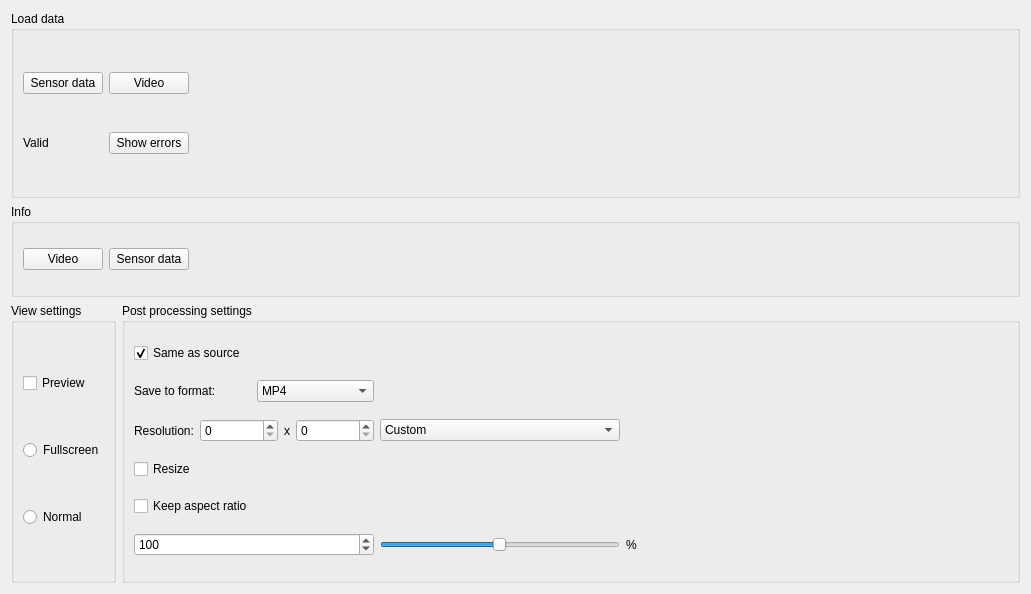
Qt form src/ui/postprocessingsetupwidget.ui (krajsz/AdvBoard) before a commit.
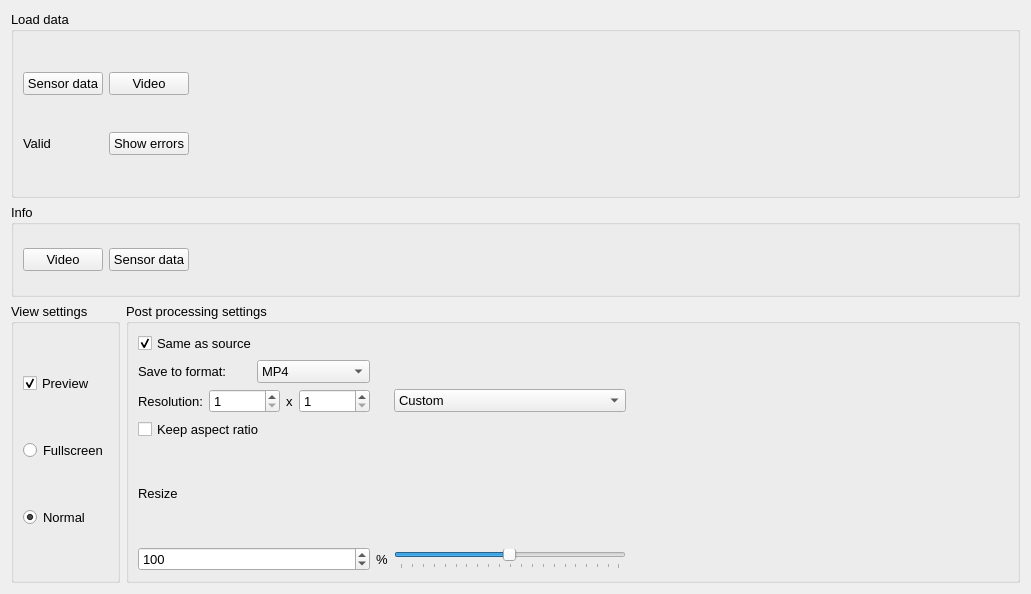
The same form after that commit.

What changed in the file:
```diff
--- a/src/ui/postprocessingsetupwidget.ui
+++ b/src/ui/postprocessingsetupwidget.ui
@@ -16,6 +16,11 @@
   <layout class="QGridLayout" name="gridLayout_3" rowstretch="2,1,3">
    <item row="1" column="0" colspan="2">
     <widget class="QGroupBox" name="infoGroupBox">
+     <property name="font">
+      <font>
+       <pointsize>10</pointsize>
+      </font>
+     </property>
      <property name="title">
       <string>Info</string>
      </property>
@@ -52,6 +57,11 @@
    </item>
    <item row="2" column="0">
     <widget class="QGroupBox" name="viewSettingsGroupBox">
+     <property name="font">
+      <font>
+       <pointsize>10</pointsize>
+      </font>
+     </property>
      <property name="title">
       <string>View settings</string>
      </property>
@@ -61,6 +71,9 @@
         <property name="text">
          <string>Preview</string>
         </property>
+        <property name="checked">
+         <bool>true</bool>
+        </property>
        </widget>
       </item>
       <item row="1" column="0">
@@ -75,6 +88,9 @@
         <property name="text">
          <string>Normal</string>
         </property>
+        <property name="checked">
+         <bool>true</bool>
+        </property>
        </widget>
       </item>
      </layout>
@@ -82,6 +98,11 @@
    </item>
    <item row="2" column="1">
     <widget class="QGroupBox" name="postProcessingGroupBox">
+     <property name="font">
+      <font>
+       <pointsize>10</pointsize>
+      </font>
+     </property>
      <property name="title">
       <string>Post processing settings</string>
      </property>
@@ -126,7 +147,14 @@
          </widget>
         </item>
         <item>
-         <widget class="QSpinBox" name="xResolutionSpinBox"/>
+         <widget class="QSpinBox" name="xResolutionSpinBox">
+          <property name="minimum">
+           <number>1</number>
+          </property>
+          <property name="maximum">
+           <number>4000</number>
+          </property>
+         </widget>
         </item>
         <item>
          <widget class="QLabel" name="label_6">
@@ -136,11 +164,18 @@
          </widget>
         </item>
         <item>
-         <widget class="QSpinBox" name="yResolutionSpinBox"/>
+         <widget class="QSpinBox" name="yResolutionSpinBox">
+          <property name="minimum">
+           <number>1</number>
+          </property>
+          <property name="maximum">
+           <number>4000</number>
+          </property>
+         </widget>
         </item>
        </layout>
       </item>
-      <item row="2" column="2">
+      <item row="2" column="3">
        <spacer name="horizontalSpacer">
         <property name="orientation">
          <enum>Qt::Horizontal</enum>
@@ -156,28 +191,14 @@
         </property>
        </spacer>
       </item>
-      <item row="6" column="2">
-       <widget class="QLabel" name="resizePercentLabel">
-        <property name="text">
-         <string>%</string>
-        </property>
-       </widget>
-      </item>
-      <item row="3" column="0">
-       <widget class="QCheckBox" name="resizeCheckBox">
-        <property name="text">
-         <string>Resize</string>
-        </property>
-       </widget>
-      </item>
-      <item row="5" column="0">
+      <item row="4" column="0">
        <widget class="QCheckBox" name="keepAspectRatioCheckBox">
         <property name="text">
          <string>Keep aspect ratio</string>
         </property>
        </widget>
       </item>
-      <item row="6" column="1">
+      <item row="6" column="2">
        <widget class="QSlider" name="resizePercentSlider">
         <property name="minimum">
          <number>1</number>
@@ -191,22 +212,12 @@
         <property name="orientation">
          <enum>Qt::Horizontal</enum>
         </property>
-       </widget>
-      </item>
-      <item row="6" column="0">
-       <widget class="QSpinBox" name="resizeSpinBox">
-        <property name="minimum">
-         <number>1</number>
+        <property name="tickPosition">
+         <enum>QSlider::TicksBelow</enum>
         </property>
-        <property name="maximum">
-         <number>200</number>
-        </property>
-        <property name="value">
-         <number>100</number>
-        </property>
        </widget>
       </item>
-      <item row="2" column="1">
+      <item row="2" column="2">
        <widget class="QComboBox" name="predefinedResolutionsComboBox">
         <item>
          <property name="text">
@@ -230,6 +241,19 @@
         </item>
        </widget>
       </item>
+      <item row="6" column="0">
+       <widget class="QSpinBox" name="resizeSpinBox">
+        <property name="minimum">
+         <number>1</number>
+        </property>
+        <property name="maximum">
+         <number>200</number>
+        </property>
+        <property name="value">
+         <number>100</number>
+        </property>
+       </widget>
+      </item>
       <item row="0" column="0">
        <widget class="QCheckBox" name="processingSettingsSameAsSourceCheckBox">
         <property name="text">
@@ -240,11 +264,30 @@
         </property>
        </widget>
       </item>
+      <item row="5" column="0">
+       <widget class="QLabel" name="label">
+        <property name="text">
+         <string>Resize</string>
+        </property>
+       </widget>
+      </item>
+      <item row="6" column="1">
+       <widget class="QLabel" name="label_2">
+        <property name="text">
+         <string>%</string>
+        </property>
+       </widget>
+      </item>
      </layout>
     </widget>
    </item>
    <item row="0" column="0" colspan="2">
     <widget class="QGroupBox" name="loadDataGoupBox">
+     <property name="font">
+      <font>
+       <pointsize>10</pointsize>
+      </font>
+     </property>
      <property name="title">
       <string>Load data</string>
      </property>
```
